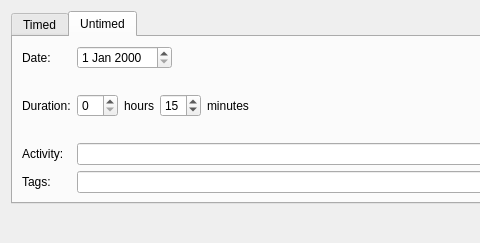
The window that src/ui/activitydialog.ui (vubiostat/hourglass-qt) describes before a commit, drawn with Qt 5; both pictures show x 0 to 480 and y 0 to 243 of the 729 by 243 pixel window.
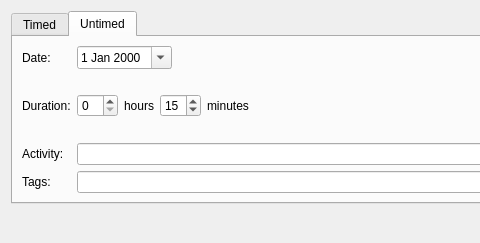
The same window after the commit. The open tabs and pages were chosen to show the change. Custom widgets are drawn as their Qt base class.

The edit to the form file:
```diff
--- a/src/ui/activitydialog.ui
+++ b/src/ui/activitydialog.ui
@@ -154,7 +154,11 @@
        <item row="0" column="1">
         <layout class="QHBoxLayout" name="horizontalLayout_3">
          <item>
-          <widget class="QDateEdit" name="deUntimedDate"/>
+          <widget class="QDateEdit" name="deUntimedDate">
+           <property name="calendarPopup">
+            <bool>true</bool>
+           </property>
+          </widget>
          </item>
          <item>
           <spacer name="horizontalSpacer">
```
Left out of the diff: 68 changed lines with no effect on the pictures.
